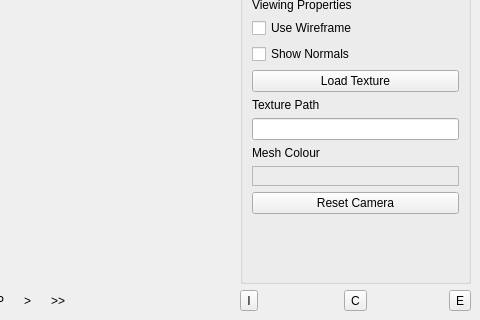
Before: the Qt Designer form RetroEDv2/tools/modelmanager.ui in RSDKModding/RetroED, drawn with Qt 5; both pictures show x 389 to 869 and y 127 to 447 of the 869 by 447 pixel window.
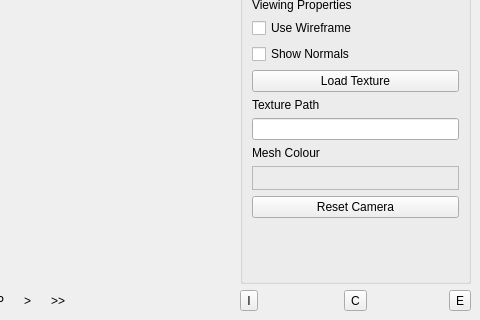
After: the same form once the commit is applied. Icons and pictures are not drawn.

The edit to the form file:
```diff
--- a/RetroEDv2/tools/modelmanager.ui
+++ b/RetroEDv2/tools/modelmanager.ui
@@ -457,7 +457,7 @@
         <property name="minimumSize">
          <size>
           <width>0</width>
-          <height>16</height>
+          <height>24</height>
          </size>
         </property>
         <property name="frameShape">
@@ -466,7 +466,23 @@
         <property name="frameShadow">
          <enum>QFrame::Raised</enum>
         </property>
-        <layout class="QVBoxLayout" name="verticalLayout"/>
+        <layout class="QVBoxLayout" name="verticalLayout">
+         <property name="spacing">
+          <number>0</number>
+         </property>
+         <property name="leftMargin">
+          <number>0</number>
+         </property>
+         <property name="topMargin">
+          <number>0</number>
+         </property>
+         <property name="rightMargin">
+          <number>0</number>
+         </property>
+         <property name="bottomMargin">
+          <number>0</number>
+         </property>
+        </layout>
        </widget>
       </item>
       <item row="7" column="0" colspan="2">
```
